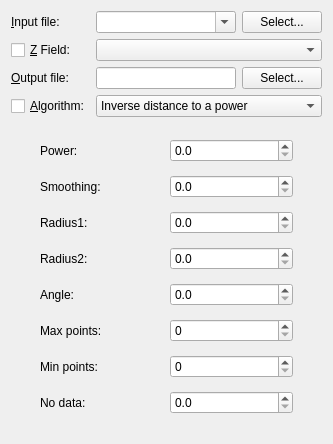
This is qgis/python/plugins/GdalTools/tools/widgetGrid.ui in sourcepole/qgis as Qt 5 draws it before an edit. The edited form follows.
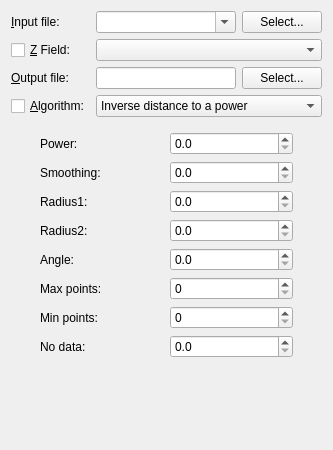
This is the edited form.

```diff
--- a/qgis/python/plugins/GdalTools/tools/widgetGrid.ui
+++ b/qgis/python/plugins/GdalTools/tools/widgetGrid.ui
@@ -7,7 +7,7 @@
     <x>0</x>
     <y>0</y>
     <width>333</width>
-    <height>444</height>
+    <height>450</height>
    </rect>
   </property>
   <property name="sizePolicy">
@@ -278,6 +278,19 @@
            </property>
           </widget>
          </item>
+         <item row="8" column="0">
+          <spacer name="verticalSpacer_4">
+           <property name="orientation">
+            <enum>Qt::Vertical</enum>
+           </property>
+           <property name="sizeHint" stdset="0">
+            <size>
+             <width>20</width>
+             <height>0</height>
+            </size>
+           </property>
+          </spacer>
+         </item>
         </layout>
        </widget>
        <widget class="QWidget" name="page_2">
```
